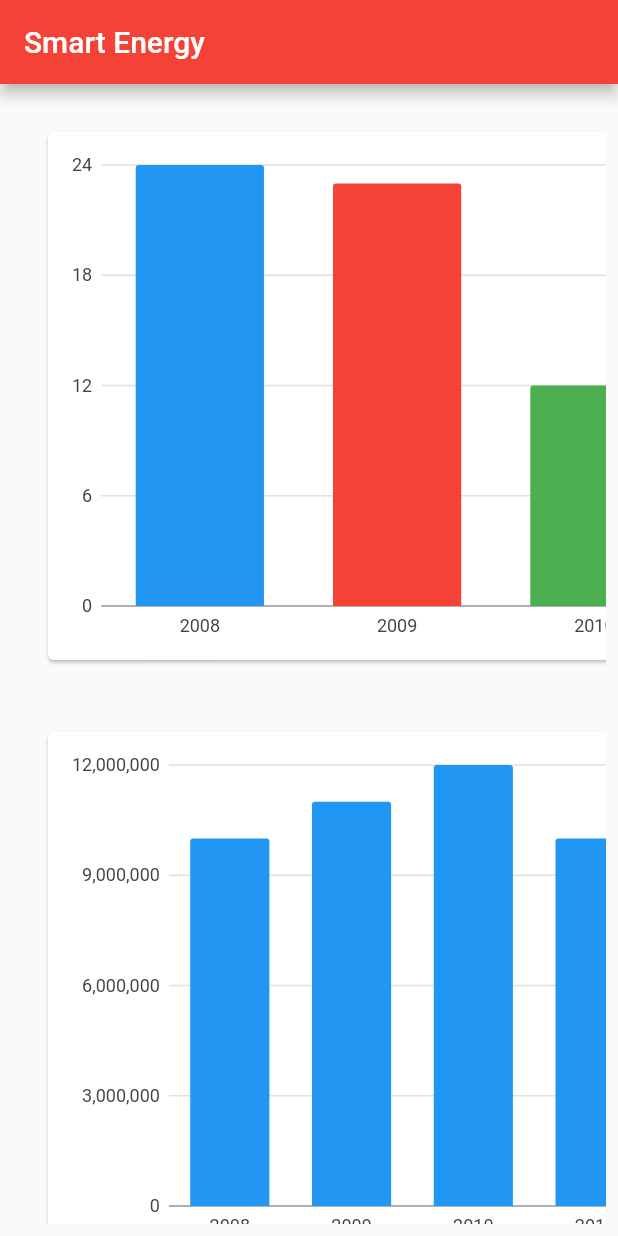
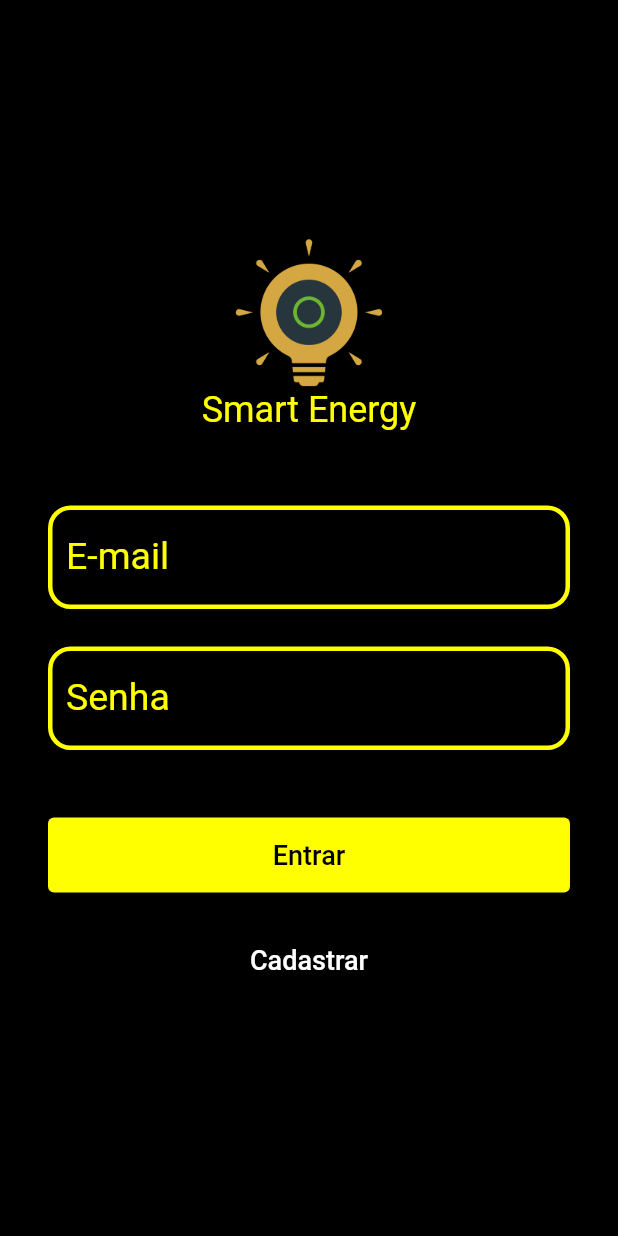
Before and after one commit to vald3nir/Smart-Energy-App, a Flutter app: the screen it shows after launch, on a phone screen of 412 x 824 dp. Run offline on Flutter 3.47's test engine with Material 2 defaults, Android fonts, the phone set to English and light mode, and no system bars; our stand-ins replace charts_flutter, get.

Commit message:
add login page [demo]

```diff
--- a/flutter_app/lib/main.dart
+++ b/flutter_app/lib/main.dart
@@ -1,6 +1,11 @@
 import 'package:flutter/foundation.dart';
 import 'package:flutter/material.dart';
-import 'package:smart_energy_app/src/views/home/home_page.dart';
+import 'package:get/get.dart';
+import 'package:smart_energy_app/src/views/getx_teste/http_bindings.dart';
+
+import 'src/views/dashboard/dashboard_page.dart';
+import 'src/views/getx_teste/http_page.dart';
+import 'src/views/login/login_page.dart';
 
 void main() {
   runApp(const AppWidget());
@@ -11,9 +16,20 @@ class AppWidget extends StatelessWidget {
 
   @override
   Widget build(BuildContext context) {
-    return MaterialApp(
-      home: HomePage(),
+    return GetMaterialApp(
       debugShowCheckedModeBanner: false,
+      getPages: [
+        GetPage(name: "/", page: () => LoginPage(), children: [
+          GetPage(
+              name: "/dashboard",
+              page: () => DashboardPage(),
+              binding: HttpBindings()),
+          GetPage(
+              name: "/http",
+              page: () => const HttpPage(),
+              binding: HttpBindings())
+        ])
+      ],
     );
   }
 }
--- /dev/null
+++ b/flutter_app/lib/src/repository/i_timeseries_repository.dart
@@ -0,0 +1,5 @@
+import 'package:smart_energy_app/src/models/time_series_model.dart';
+
+abstract class ITimeseriesRepository {
+  Future<List<TimeSeriesModel>> listall();
+}
--- a/flutter_app/lib/src/views/home/home_page.dart
+++ b/flutter_app/lib/src/views/dashboard/dashboard_page.dart
@@ -1,12 +1,13 @@
 import 'package:flutter/material.dart';
-import 'package:smart_energy_app/src/views/chats/subscriber_chart.dart';
-import 'package:smart_energy_app/src/views/daily_consumption/daily_consumption_page.dart';
-import 'package:smart_energy_app/src/views/home/home_viewmodel.dart';
 
-class HomePage extends StatelessWidget {
-  HomePage({Key? key}) : super(key: key);
+import 'chats/subscriber_chart.dart';
+import 'daily_consumption/daily_consumption_page.dart';
+import 'dashboard_viewmodel.dart';
 
-  final viewModel = HomeViewModel();
+class DashboardPage extends StatelessWidget {
+  DashboardPage({Key? key}) : super(key: key);
+
+  final viewModel = DashboardViewModel();
 
   @override
   Widget build(BuildContext context) {
--- a/flutter_app/lib/src/views/home/home_viewmodel.dart
+++ b/flutter_app/lib/src/views/dashboard/dashboard_viewmodel.dart
@@ -2,7 +2,7 @@ import 'package:charts_flutter/flutter.dart' as charts;
 import 'package:flutter/material.dart';
 import 'package:smart_energy_app/src/models/subscriber_series.dart';
 
-class HomeViewModel {
+class DashboardViewModel {
 
   final List<SubscriberSeries> timeSeries = [
     SubscriberSeries(
--- /dev/null
+++ b/flutter_app/lib/src/views/getx_teste/test_get_page.dart
@@ -0,0 +1,25 @@
+import 'package:flutter/material.dart';
+import 'package:get/get.dart';
+import 'package:smart_energy_app/src/views/getx_teste/http_bindings.dart';
+
+import 'get_home_page.dart';
+import 'http_page.dart';
+
+class TestGetPage extends StatelessWidget {
+  const TestGetPage({Key? key}) : super(key: key);
+
+  @override
+  Widget build(BuildContext context) {
+    return GetMaterialApp(
+      title: 'TestGetPage',
+      getPages: [
+        GetPage(name: "/", page: () => const GetHomePage(), children: [
+          GetPage(
+              name: "/http",
+              page: () => const HttpPage(),
+              binding: HttpBindings())
+        ])
+      ],
+    );
+  }
+}
--- /dev/null
+++ b/flutter_app/lib/src/views/login/login_page.dart
@@ -0,0 +1,128 @@
+import 'package:flutter/material.dart';
+
+import 'login_view_model.dart';
+
+class LoginPage extends StatefulWidget {
+  const LoginPage({Key? key}) : super(key: key);
+
+  @override
+  State<LoginPage> createState() => _LoginPageState();
+}
+
+class _LoginPageState extends State<LoginPage> {
+  final viewModel = LoginViewModel();
+  static const primaryColor = Color(0xffffff00);
+  final String logo = 'assets/images/app_logo.png';
+
+  @override
+  Widget build(BuildContext context) {
+    return Scaffold(
+      backgroundColor: Colors.black,
+      body: Center(
+        child: SingleChildScrollView(
+          padding: const EdgeInsets.only(left: 32, right: 32),
+          child: Column(
+            crossAxisAlignment: CrossAxisAlignment.stretch,
+            mainAxisAlignment: MainAxisAlignment.spaceEvenly,
+            children: [
+              Image.asset(
+                logo,
+                width: 100,
+                height: 100,
+              ),
+              const Align(
+                alignment: Alignment.center,
+                child: Text(
+                  'Smart Energy',
+                  style: TextStyle(color: primaryColor, fontSize: 24),
+                ),
+              ),
+              Padding(
+                padding: const EdgeInsets.only(top: 50),
+                child: TextFormField(
+                  cursorColor: primaryColor,
+                  controller: null,
+                  keyboardType: TextInputType.emailAddress,
+                  validator: (value) {
+                    if (value!.isEmpty) {
+                      return 'Insira seu email';
+                    }
+                  },
+                  decoration: InputDecoration(
+                      enabledBorder: OutlineInputBorder(
+                        borderSide:
+                            const BorderSide(width: 3, color: primaryColor),
+                        borderRadius: BorderRadius.circular(15),
+                      ),
+                      focusedBorder: OutlineInputBorder(
+                        borderSide:
+                            const BorderSide(width: 3, color: primaryColor),
+                        borderRadius: BorderRadius.circular(15),
+                      ),
+                      labelText: 'E-mail',
+                      labelStyle: const TextStyle(color: primaryColor)),
+                  textAlign: TextAlign.center,
+                  style: const TextStyle(color: primaryColor, fontSize: 25),
+                ),
+              ),
+              Padding(
+                padding: const EdgeInsets.only(top: 25),
+                child: TextFormField(
+                  cursorColor: primaryColor,
+                  controller: null,
+                  obscureText: true,
+                  validator: (value) {
+                    if (value!.isEmpty) {
+                      return 'Insira sua senha!';
+                    }
+                  },
+                  decoration: InputDecoration(
+                    enabledBorder: OutlineInputBorder(
+                      borderSide:
+                          const BorderSide(width: 3, color: primaryColor),
+                      borderRadius: BorderRadius.circular(15),
+                    ),
+                    focusedBorder: OutlineInputBorder(
+                      borderSide:
+                          const BorderSide(width: 3, color: primaryColor),
+                      borderRadius: BorderRadius.circular(15),
+                    ),
+                    labelText: 'Senha',
+                    labelStyle: const TextStyle(color: primaryColor),
+                  ),
+                  textAlign: TextAlign.center,
+                  style: const TextStyle(color: primaryColor, fontSize: 25),
+                ),
+              ),
+              Padding(
+                padding: const EdgeInsets.only(top: 45, bottom: 20),
+                child: SizedBox(
+                  height: 50,
+                  child: ElevatedButton(
+                    onPressed: () {},
+                    child: const Text(
+                      'Entrar',
+                      style: TextStyle(color: Colors.black, fontSize: 18),
+                    ),
+                    style: ElevatedButton.styleFrom(primary: primaryColor),
+                  ),
+                ),
+              ),
+              SizedBox(
+                height: 50,
+                child: ElevatedButton(
+                  onPressed: () {},
+                  child: const Text(
+                    'Cadastrar',
+                    style: TextStyle(color: Colors.white, fontSize: 18),
+                  ),
+                  style: ElevatedButton.styleFrom(primary: Colors.black),
+                ),
+              )
+            ],
+          ),
+        ),
+      ),
+    );
+  }
+}
--- /dev/null
+++ b/flutter_app/lib/src/views/login/login_view_model.dart
@@ -0,0 +1,12 @@
+class LoginViewModel {
+  String _email = "";
+  String _password = "";
+
+  void setEmail(String email) => _email = email;
+  void setPassword(String password) => _password = password;
+
+  void makeLogin() {
+    print(_email);
+    print(_password);
+  }
+}
```
Also changed, not shown: flutter_app/lib/src/models/time_series_model.dart (added, +30 -0 lines), flutter_app/lib/src/views/getx_teste/get_home_page.dart (added, +27 -0 lines), flutter_app/lib/src/views/getx_teste/http_bindings.dart (added, +12 -0 lines), flutter_app/lib/src/views/getx_teste/http_controller.dart (added, +28 -0 lines), flutter_app/lib/src/views/getx_teste/http_page.dart (added, +30 -0 lines), flutter_app/lib/src/views/getx_teste/repository/timeseries_repository.dart (added, +23 -0 lines), flutter_app/pubspec.yaml (+4 -3 lines), flutter_app/assets/images/app_logo.png (added), flutter_app/lib/src/views/dashboard/chats/gauge_pie_chart.dart (renamed from flutter_app/lib/src/views/chats/gauge_pie_chart.dart), flutter_app/lib/src/views/dashboard/chats/subscriber_chart.dart (renamed from flutter_app/lib/src/views/chats/subscriber_chart.dart), flutter_app/lib/src/views/dashboard/daily_consumption/daily_consumption_page.dart (renamed from flutter_app/lib/src/views/daily_consumption/daily_consumption_page.dart), flutter_app/lib/src/views/dashboard/daily_consumption/daily_consumption_viewmodel.dart (renamed from flutter_app/lib/src/views/daily_consumption/daily_consumption_viewmodel.dart), flutter_app/pubspec.lock, 3 other files.
